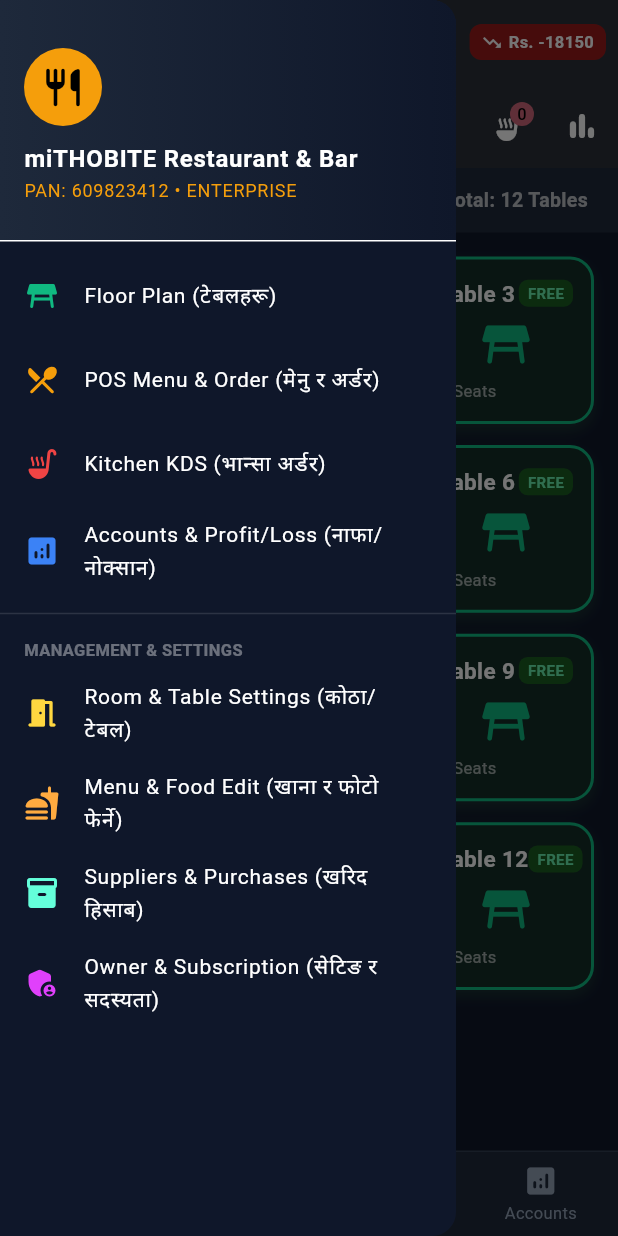
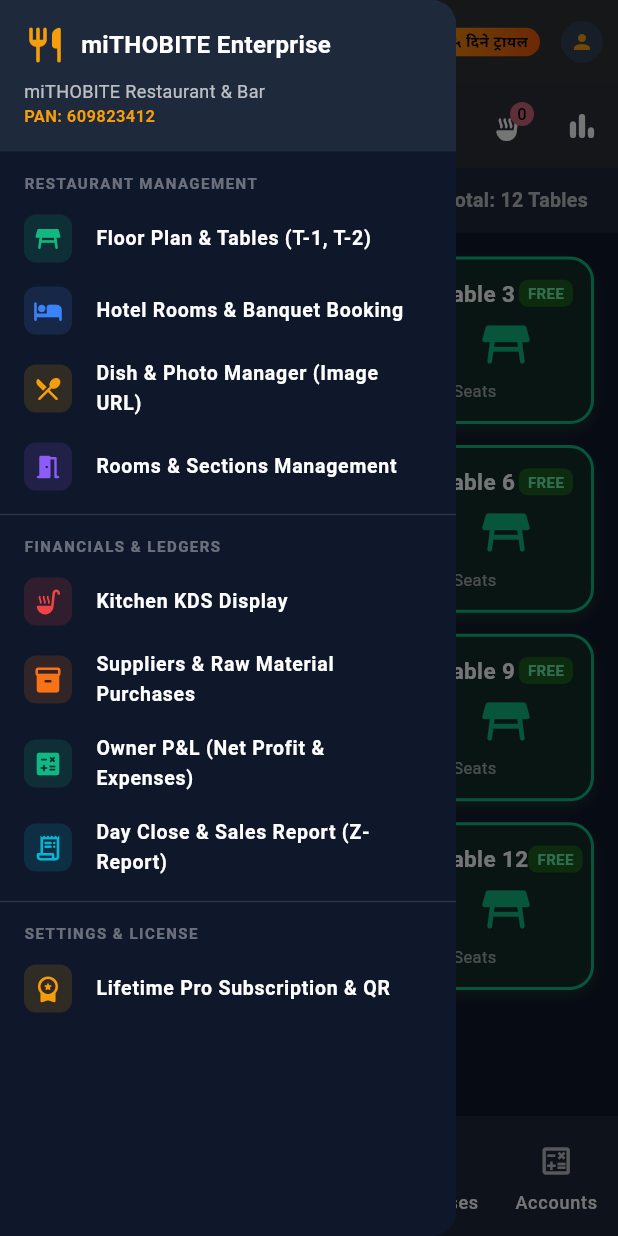
Before and after one commit to aliveforcause2/mitho-bite-pos, a Flutter app: the screen it shows after launch, with the side drawer open, on a phone screen of 412 x 824 dp. Run offline on Flutter 3.47's test engine with Material 3 defaults, Android fonts, the phone set to English and light mode, and no system bars; our stand-ins replace cloud_firestore, firebase_core; accounts and stored records are empty.

Commit message:
Complete 1:1 Flutter UI match: Hotel Rooms, 5-tab Bottom Nav, Enterprise Side Drawer, and Steaming Splash

```diff
--- a/lib/screens/main_navigation_screen.dart
+++ b/lib/screens/main_navigation_screen.dart
@@ -3,12 +3,13 @@
 import 'package:provider/provider.dart';
 import '../providers/pos_provider.dart';
 import 'table_selection_screen.dart';
-import 'menu_ordering_screen.dart';
+import 'hotel_rooms_screen.dart';
 import 'kitchen_display_screen.dart';
+import 'purchase_inventory_screen.dart';
 import 'accounting_reports_screen.dart';
+import 'menu_management_screen.dart';
 import 'room_table_management_screen.dart';
-import 'menu_management_screen.dart';
-import 'purchase_inventory_screen.dart';
+import 'sales_report_screen.dart';
 import 'subscription_admin_screen.dart';
 
 class MainNavigationScreen extends StatefulWidget {
@@ -21,184 +22,238 @@
 class _MainNavigationScreenState extends State<MainNavigationScreen> {
   int _currentIndex = 0;
 
+  final List<Widget> _screens = const [
+    TableSelectionScreen(),
+    HotelRoomsScreen(),
+    KitchenDisplayScreen(),
+    PurchaseInventoryScreen(),
+    AccountingReportsScreen(),
+  ];
+
   @override
   Widget build(BuildContext context) {
     final pos = context.watch<PosProvider>();
-    final activeOrdersCount = pos.activeOrders.length;
-    final defaultTable = pos.tables.isNotEmpty ? pos.tables.first : null;
-
-    final List<Widget> screens = [
-      const TableSelectionScreen(),
-      if (defaultTable != null)
-        MenuOrderingScreen(table: defaultTable)
-      else
-        const Center(
-          child: Text('No tables available. Please add tables.', style: TextStyle(color: Colors.white)),
-        ),
-      const KitchenDisplayScreen(),
-      const AccountingReportsScreen(),
-    ];
+    final profile = pos.profile;
 
     return Scaffold(
+      backgroundColor: const Color(0xFF0F172A),
       appBar: AppBar(
         backgroundColor: const Color(0xFF1E293B),
-        elevation: 2,
-        title: Row(
-          children: [
-            Container(
-              padding: const EdgeInsets.all(6),
-              decoration: BoxDecoration(
-                color: const Color(0xFFF59E0B).withOpacity(0.2),
-                borderRadius: BorderRadius.circular(8),
+        elevation: 3,
+        leading: Builder(
+          builder: (context) => IconButton(
+            icon: const Icon(Icons.menu_rounded, color: Color(0xFFF59E0B)),
+            onPressed: () => Scaffold.of(context).openDrawer(),
           ),
-              child: const Icon(Icons.restaurant_menu_rounded, color: Color(0xFFF59E0B), size: 20),
         ),
-            const SizedBox(width: 8),
-            const Column(
+        title: Column(
           crossAxisAlignment: CrossAxisAlignment.start,
           children: [
-                Text(
-                  'miTHOBITE POS',
-                  style: TextStyle(fontWeight: FontWeight.bold, fontSize: 16, color: Colors.white),
+            Row(
+              children: [
+                const Text(
+                  'miTHOBITE',
+                  style: TextStyle(fontWeight: FontWeight.w900, fontSize: 16, color: Colors.white, letterSpacing: 0.5),
+                ),
+                const SizedBox(width: 4),
+                Container(
+                  padding: const EdgeInsets.symmetric(horizontal: 5, vertical: 1.5),
+                  decoration: BoxDecoration(
+                    color: const Color(0xFFF59E0B),
+                    borderRadius: BorderRadius.circular(4),
+                  ),
+                  child: const Text(
+                    'POS',
+                    style: TextStyle(color: Colors.black, fontWeight: FontWeight.bold, fontSize: 10),
+                  ),
+                ),
+              ],
             ),
             Text(
-                  'Nepali Restaurant Cloud POS',
-                  style: TextStyle(fontSize: 10, color: Color(0xFFF59E0B)),
-                ),
-              ],
+              profile.restaurantName,
+              style: const TextStyle(fontSize: 11, color: Colors.white70, fontWeight: FontWeight.w500),
+              maxLines: 1,
+              overflow: TextOverflow.ellipsis,
             ),
           ],
         ),
         actions: [
-          // Quick Profit Badge
-          Container(
-            margin: const EdgeInsets.symmetric(vertical: 10, horizontal: 8),
-            padding: const EdgeInsets.symmetric(horizontal: 8, vertical: 4),
+          // Subscription / Trial Pill Button
+          InkWell(
+            onTap: () => Navigator.push(
+              context,
+              MaterialPageRoute(builder: (_) => const SubscriptionAdminScreen()),
+            ),
+            borderRadius: BorderRadius.circular(20),
+            child: Container(
+              margin: const EdgeInsets.symmetric(vertical: 10, horizontal: 4),
+              padding: const EdgeInsets.symmetric(horizontal: 8, vertical: 2),
               decoration: BoxDecoration(
-              color: pos.netProfitToday >= 0 ? const Color(0xFF065F46) : const Color(0xFF991B1B),
-              borderRadius: BorderRadius.circular(8),
+                gradient: const LinearGradient(
+                  colors: [Color(0xFFF59E0B), Color(0xFFEA580C)],
                 ),
-            child: Row(
+                borderRadius: BorderRadius.circular(20),
+              ),
+              child: const Row(
+                mainAxisSize: MainAxisSize.min,
                 children: [
-                Icon(pos.netProfitToday >= 0 ? Icons.trending_up : Icons.trending_down, size: 14, color: Colors.white),
-                const SizedBox(width: 4),
+                  Icon(Icons.workspace_premium_rounded, color: Colors.black, size: 14),
+                  SizedBox(width: 3),
                   Text(
-                  'Rs. ${pos.netProfitToday.toStringAsFixed(0)}',
-                  style: const TextStyle(fontWeight: FontWeight.bold, fontSize: 11, color: Colors.white),
+                    '१५ दिने ट्रायल',
+                    style: TextStyle(color: Colors.black, fontWeight: FontWeight.bold, fontSize: 10),
                   ),
                 ],
               ),
             ),
+          ),
+
+          // Admin Profile Avatar Button
+          IconButton(
+            icon: const CircleAvatar(
+              radius: 14,
+              backgroundColor: Color(0xFF334155),
+              child: Icon(Icons.person, color: Color(0xFFF59E0B), size: 16),
+            ),
+            onPressed: () => Navigator.push(
+              context,
+              MaterialPageRoute(builder: (_) => const SubscriptionAdminScreen()),
+            ),
+          ),
         ],
       ),
+
+      // Side Navigation Drawer (Enterprise Navigation Drawer)
       drawer: Drawer(
         backgroundColor: const Color(0xFF0F172A),
+        child: SafeArea(
           child: ListView(
             padding: EdgeInsets.zero,
             children: [
-            DrawerHeader(
-              decoration: const BoxDecoration(
-                gradient: LinearGradient(
-                  colors: [Color(0xFF1E293B), Color(0xFF0F172A)],
-                ),
-              ),
+              // Drawer Header
+              Container(
+                padding: const EdgeInsets.all(16),
+                color: const Color(0xFF1E293B),
                 child: Column(
                   crossAxisAlignment: CrossAxisAlignment.start,
-                mainAxisAlignment: MainAxisAlignment.center,
                   children: [
-                  const CircleAvatar(
-                    radius: 26,
-                    backgroundColor: Color(0xFFF59E0B),
-                    child: Icon(Icons.restaurant_rounded, color: Colors.black, size: 30),
+                    const Row(
+                      children: [
+                        Icon(Icons.restaurant_rounded, color: Color(0xFFF59E0B), size: 28),
+                        SizedBox(width: 10),
+                        Text('miTHOBITE Enterprise', style: TextStyle(color: Colors.white, fontWeight: FontWeight.bold, fontSize: 16)),
+                      ],
                     ),
-                  const SizedBox(height: 10),
-                  Text(
-                    pos.profile.restaurantName,
-                    style: const TextStyle(color: Colors.white, fontWeight: FontWeight.bold, fontSize: 16),
-                  ),
-                  Text(
-                    'PAN: ${pos.profile.panVatNumber} • ${pos.profile.tier.name.toUpperCase()}',
-                    style: const TextStyle(color: Color(0xFFF59E0B), fontSize: 12),
-                  ),
+                    const SizedBox(height: 8),
+                    Text(profile.restaurantName, style: const TextStyle(color: Colors.white70, fontSize: 12)),
+                    if (profile.isPanEnabled)
+                      Text('PAN: ${profile.panVatNumber}', style: const TextStyle(color: Color(0xFFF59E0B), fontSize: 11, fontWeight: FontWeight.bold)),
                   ],
                 ),
               ),
-            _buildDrawerTile(
+
+              const SizedBox(height: 8),
+              const Padding(
+                padding: EdgeInsets.symmetric(horizontal: 16, vertical: 6),
+                child: Text('RESTAURANT MANAGEMENT', style: TextStyle(color: Colors.white38, fontSize: 10, fontWeight: FontWeight.bold, letterSpacing: 1)),
+              ),
+
+              _drawerTile(
                 icon: Icons.table_restaurant_rounded,
-              title: 'Floor Plan (टेबलहरू)',
+                title: 'Floor Plan & Tables (T-1, T-2)',
                 color: const Color(0xFF10B981),
                 onTap: () {
                   Navigator.pop(context);
                   setState(() => _currentIndex = 0);
                 },
               ),
-            _buildDrawerTile(
-              icon: Icons.restaurant_menu_rounded,
-              title: 'POS Menu & Order (मेनु र अर्डर)',
-              color: const Color(0xFFF59E0B),
+
+              _drawerTile(
+                icon: Icons.hotel_rounded,
+                title: 'Hotel Rooms & Banquet Booking',
+                color: const Color(0xFF3B82F6),
                 onTap: () {
                   Navigator.pop(context);
                   setState(() => _currentIndex = 1);
                 },
               ),
-            _buildDrawerTile(
+
+              _drawerTile(
+                icon: Icons.restaurant_menu_rounded,
+                title: 'Dish & Photo Manager (Image URL)',
+                color: const Color(0xFFF59E0B),
+                onTap: () {
+                  Navigator.pop(context);
+                  Navigator.push(context, MaterialPageRoute(builder: (_) => const MenuManagementScreen()));
+                },
+              ),
+
+              _drawerTile(
+                icon: Icons.meeting_room_rounded,
+                title: 'Rooms & Sections Management',
+                color: const Color(0xFF8B5CF6),
+                onTap: () {
+                  Navigator.pop(context);
+                  Navigator.push(context, MaterialPageRoute(builder: (_) => const RoomTableManagementScreen()));
+                },
+              ),
+
+              const Divider(color: Colors.white12, height: 16),
+              const Padding(
+                padding: EdgeInsets.symmetric(horizontal: 16, vertical: 6),
+                child: Text('FINANCIALS & LEDGERS', style: TextStyle(color: Colors.white38, fontSize: 10, fontWeight: FontWeight.bold, letterSpacing: 1)),
+              ),
+
+              _drawerTile(
                 icon: Icons.soup_kitchen_rounded,
-              title: 'Kitchen KDS (भान्सा अर्डर)',
+                title: 'Kitchen KDS Display',
                 color: const Color(0xFFEF4444),
-              badgeCount: activeOrdersCount,
                 onTap: () {
                   Navigator.pop(context);
                   setState(() => _currentIndex = 2);
                 },
               ),
-            _buildDrawerTile(
-              icon: Icons.analytics_rounded,
-              title: 'Accounts & Profit/Loss (नाफा/नोक्सान)',
-              color: const Color(0xFF3B82F6),
+
+              _drawerTile(
+                icon: Icons.inventory_2_rounded,
+                title: 'Suppliers & Raw Material Purchases',
+                color: const Color(0xFFF97316),
                 onTap: () {
                   Navigator.pop(context);
                   setState(() => _currentIndex = 3);
                 },
               ),
-            const Divider(color: Colors.white12, height: 24),
-            const Padding(
-              padding: EdgeInsets.symmetric(horizontal: 16, vertical: 4),
-              child: Text(
-                'MANAGEMENT & SETTINGS',
-                style: TextStyle(color: Colors.white38, fontSize: 11, fontWeight: FontWeight.bold),
-              ),
-            ),
-            _buildDrawerTile(
-              icon: Icons.meeting_room_rounded,
-              title: 'Room & Table Settings (कोठा/टेबल)',
-              color: Colors.amberAccent,
+
+              _drawerTile(
+                icon: Icons.calculate_rounded,
+                title: 'Owner P&L (Net Profit & Expenses)',
+                color: const Color(0xFF10B981),
                 onTap: () {
                   Navigator.pop(context);
-                Navigator.push(context, MaterialPageRoute(builder: (_) => const RoomTableManagementScreen()));
+                  setState(() => _currentIndex = 4);
                 },
               ),
-            _buildDrawerTile(
-              icon: Icons.fastfood_rounded,
-              title: 'Menu & Food Edit (खाना र फोटो फेर्ने)',
-              color: Colors.orangeAccent,
+
+              _drawerTile(
+                icon: Icons.receipt_long_rounded,
+                title: 'Day Close & Sales Report (Z-Report)',
+                color: const Color(0xFF06B6D4),
                 onTap: () {
                   Navigator.pop(context);
-                Navigator.push(context, MaterialPageRoute(builder: (_) => const MenuManagementScreen()));
+                  Navigator.push(context, MaterialPageRoute(builder: (_) => const SalesReportScreen()));
                 },
               ),
-            _buildDrawerTile(
-              icon: Icons.inventory_2_rounded,
-              title: 'Suppliers & Purchases (खरिद हिसाब)',
-              color: Colors.tealAccent,
-              onTap: () {
-                Navigator.pop(context);
-                Navigator.push(context, MaterialPageRoute(builder: (_) => const PurchaseInventoryScreen()));
-              },
+
+              const Divider(color: Colors.white12, height: 16),
+              const Padding(
+                padding: EdgeInsets.symmetric(horizontal: 16, vertical: 6),
+                child: Text('SETTINGS & LICENSE', style: TextStyle(color: Colors.white38, fontSize: 10, fontWeight: FontWeight.bold, letterSpacing: 1)),
               ),
-            _buildDrawerTile(
-              icon: Icons.admin_panel_settings_rounded,
-              title: 'Owner & Subscription (सेटिङ र सदस्यता)',
-              color: Colors.purpleAccent,
+
+              _drawerTile(
+                icon: Icons.workspace_premium_rounded,
+                title: 'Lifetime Pro Subscription & QR',
+                color: const Color(0xFFF59E0B),
                 onTap: () {
                   Navigator.pop(context);
                   Navigator.push(context, MaterialPageRoute(builder: (_) => const SubscriptionAdminScreen()));
@@ -207,70 +262,63 @@
             ],
           ),
         ),
-      body: IndexedStack(
-        index: _currentIndex,
-        children: screens,
       ),
-      bottomNavigationBar: Container(
-        decoration: const BoxDecoration(
-          color: Color(0xFF1E293B),
-          border: Border(
-            top: BorderSide(color: Color(0xFF334155), width: 1),
+
+      // Screen Body
+      body: _screens[_currentIndex],
+
+      // Bottom Navigation Bar
+      bottomNavigationBar: NavigationBar(
+        backgroundColor: const Color(0xFF1E293B),
+        indicatorColor: const Color(0xFFF59E0B),
+        selectedIndex: _currentIndex,
+        onDestinationSelected: (index) => setState(() => _currentIndex = index),
+        labelBehavior: NavigationBarDestinationLabelBehavior.alwaysShow,
+        destinations: const [
+          NavigationDestination(
+            icon: Icon(Icons.table_restaurant_outlined, color: Colors.white70),
+            selectedIcon: Icon(Icons.table_restaurant_rounded, color: Colors.black),
+            label: 'Tables',
           ),
+          NavigationDestination(
+            icon: Icon(Icons.hotel_outlined, color: Colors.white70),
+            selectedIcon: Icon(Icons.hotel_rounded, color: Colors.black),
+            label: 'Rooms',
           ),
-        child: BottomNavigationBar(
-          currentIndex: _currentIndex,
-          onTap: (index) => setState(() => _currentIndex = index),
-          backgroundColor: const Color(0xFF1E293B),
-          selectedItemColor: const Color(0xFFF59E0B),
-          unselectedItemColor: const Color(0xFF94A3B8),
-          type: BottomNavigationBarType.fixed,
-          selectedLabelStyle: const TextStyle(fontWeight: FontWeight.bold, fontSize: 12),
-          unselectedLabelStyle: const TextStyle(fontSize: 11),
-          items: [
-            const BottomNavigationBarItem(
-              icon: Icon(Icons.table_restaurant_rounded),
-              label: 'Floor Plan',
+          NavigationDestination(
+            icon: Icon(Icons.soup_kitchen_outlined, color: Colors.white70),
+            selectedIcon: Icon(Icons.soup_kitchen_rounded, color: Colors.black),
+            label: 'Kitchen',
           ),
-            const BottomNavigationBarItem(
-              icon: Icon(Icons.restaurant_menu_rounded),
-              label: 'Menu & Order',
+          NavigationDestination(
+            icon: Icon(Icons.inventory_2_outlined, color: Colors.white70),
+            selectedIcon: Icon(Icons.inventory_2_rounded, color: Colors.black),
+            label: 'Purchases',
           ),
-            BottomNavigationBarItem(
-              icon: Badge(
-                isLabelVisible: activeOrdersCount > 0,
-                label: Text('$activeOrdersCount'),
-                child: const Icon(Icons.soup_kitchen_rounded),
-              ),
-              label: 'Kitchen (KDS)',
-            ),
-            const BottomNavigationBarItem(
-              icon: Icon(Icons.analytics_rounded),
+          NavigationDestination(
+            icon: Icon(Icons.calculate_outlined, color: Colors.white70),
+            selectedIcon: Icon(Icons.calculate_rounded, color: Colors.black),
             label: 'Accounts',
           ),
         ],
       ),
-      ),
     );
   }
 
-  Widget _buildDrawerTile({
+  Widget _drawerTile({
     required IconData icon,
     required String title,
     required Color color,
     required VoidCallback onTap,
-    int? badgeCount,
   }) {
     return ListTile(
-      leading: Icon(icon, color: color),
-      title: Text(title, style: const TextStyle(color: Colors.white, fontSize: 14)),
-      trailing: badgeCount != null && badgeCount > 0
-          ? Container(
-              padding: const EdgeInsets.symmetric(horizontal: 8, vertical: 2),
-              decoration: BoxDecoration(color: Colors.red, borderRadius: BorderRadius.circular(10)),
-              child: Text('$badgeCount', style: const TextStyle(color: Colors.white, fontSize: 11, fontWeight: FontWeight.bold)),
-            )
-          : null,
+      leading: Container(
+        padding: const EdgeInsets.all(6),
+        decoration: BoxDecoration(color: color.withOpacity(0.15), borderRadius: BorderRadius.circular(8)),
+        child: Icon(icon, color: color, size: 20),
+      ),
+      title: Text(title, style: const TextStyle(color: Colors.white, fontSize: 13, fontWeight: FontWeight.w600)),
+      dense: true,
       onTap: onTap,
     );
   }
```
Also changed, not shown: lib/screens/hotel_rooms_screen.dart (added, +325 -0 lines). Lines whose indentation alone changed are shown as unchanged.
